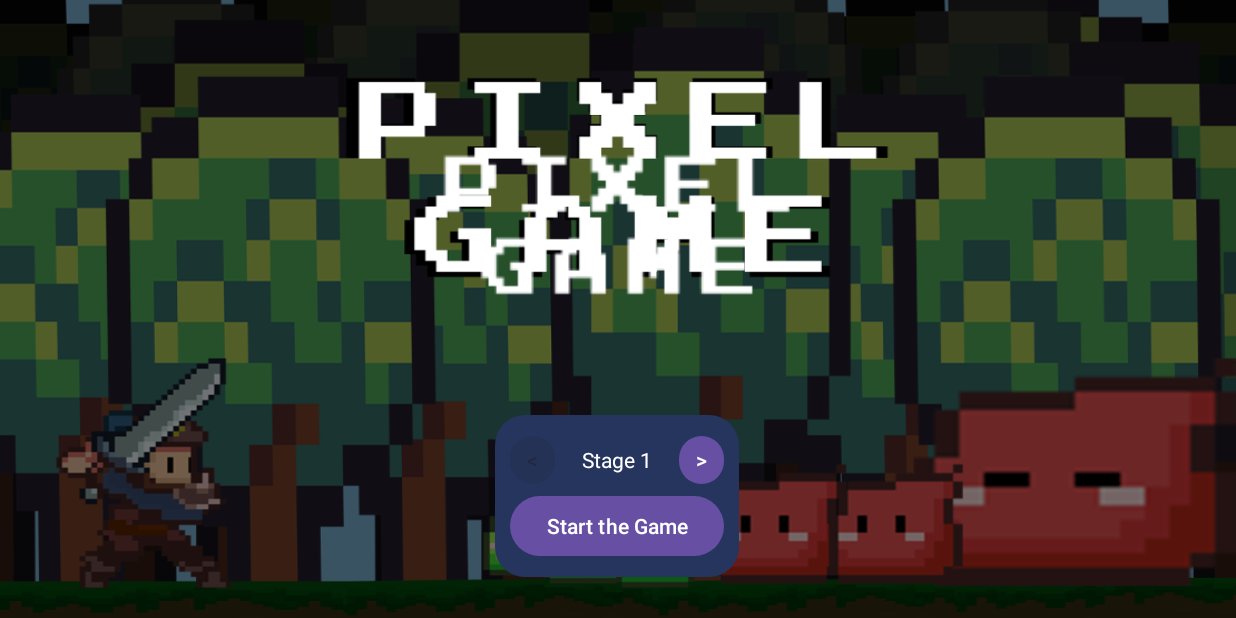
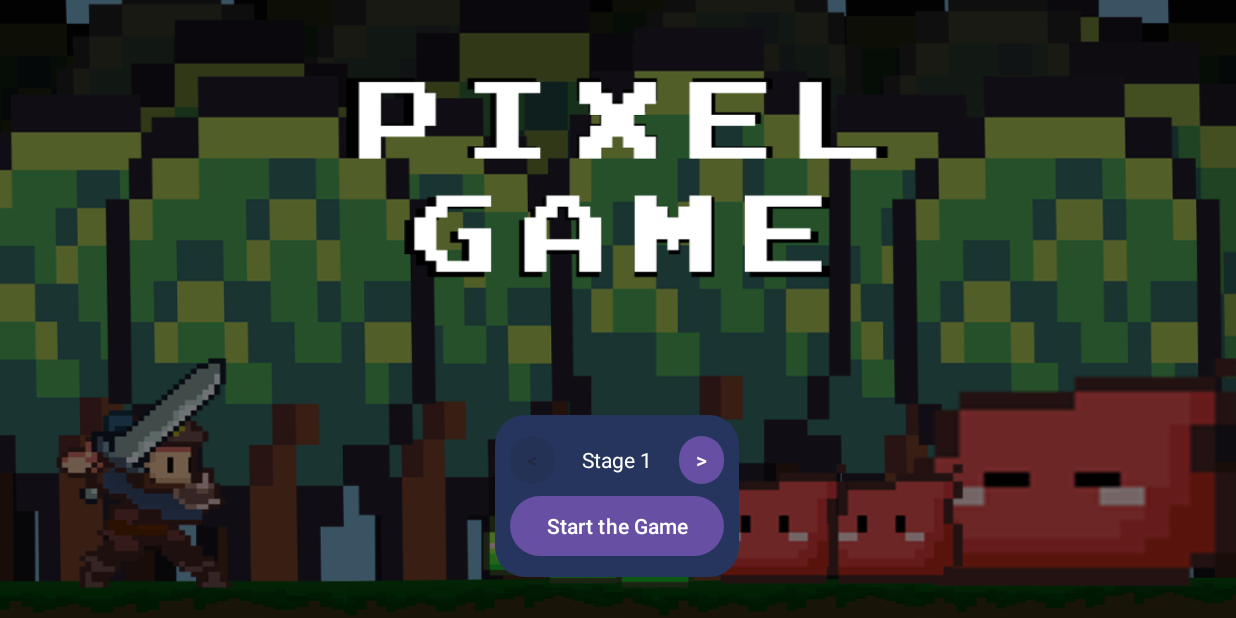
Before and after one commit to ojh650765/PixelGame, an Android app: the screen it shows after launch (MainActivity), on a phone screen of 824 x 412 dp (held sideways). Run offline under Robolectric (Android 15) with nearby library versions, the phone set to English and light mode, and no system bars.

Commit message:
Update activity_main.xml

```diff
--- a/Project/app/src/main/res/layout/activity_main.xml
+++ b/Project/app/src/main/res/layout/activity_main.xml
@@ -20,7 +20,7 @@
             android:layout_height="250dp"
             android:gravity="center"
             android:layout_centerHorizontal="true"
-            android:src="@mipmap/pixelgamelogo" />
+           />
         >
 
     <LinearLayout
```
